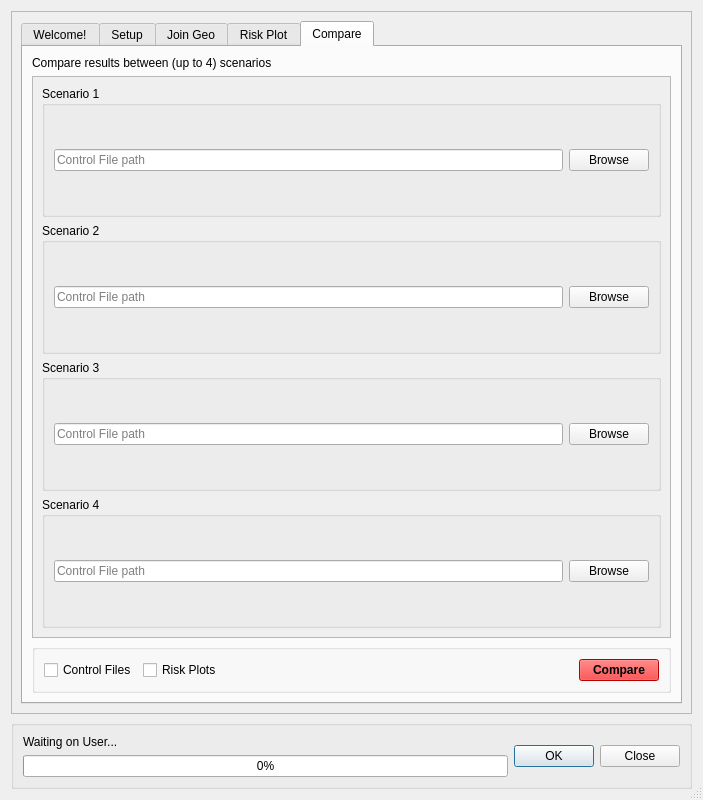
Before: the Qt Designer form canflood/results/results.ui in NRCan/CanFlood, drawn with Qt 5.
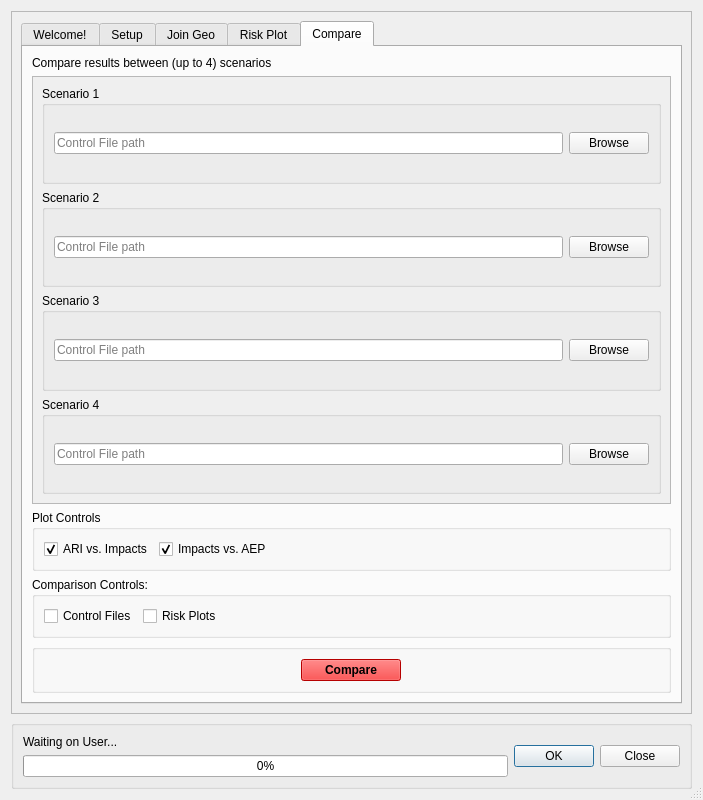
After: the same form once the commit is applied. The open tabs and pages were chosen to show the change. Icons and pictures are not drawn. Custom widgets are drawn as their Qt base class.

What changed in the file:
```diff
--- a/canflood/results/results.ui
+++ b/canflood/results/results.ui
@@ -2313,7 +2313,7 @@
                 <x>0</x>
                 <y>0</y>
                 <width>639</width>
-                <height>568</height>
+                <height>440</height>
                </rect>
               </property>
               <layout class="QVBoxLayout" name="verticalLayout_14">
@@ -2430,11 +2430,57 @@
             </widget>
            </item>
            <item>
-            <widget class="QGroupBox" name="CompareButton">
+            <widget class="QGroupBox" name="groupBox_9">
              <property name="title">
-              <string/>
+              <string>Plot Controls</string>
              </property>
-             <layout class="QHBoxLayout" name="horizontalLayout_7">
+             <layout class="QVBoxLayout" name="verticalLayout_16">
+              <item>
+               <layout class="QHBoxLayout" name="horizontalLayout_11">
+                <item>
+                 <widget class="QCheckBox" name="checkBox_C_ari">
+                  <property name="text">
+                   <string>ARI vs. Impacts</string>
+                  </property>
+                  <property name="checked">
+                   <bool>true</bool>
+                  </property>
+                 </widget>
+                </item>
+                <item>
+                 <widget class="QCheckBox" name="checkBox_C_aep">
+                  <property name="text">
+                   <string>Impacts vs. AEP</string>
+                  </property>
+                  <property name="checked">
+                   <bool>true</bool>
+                  </property>
+                 </widget>
+                </item>
+                <item>
+                 <spacer name="horizontalSpacer_5">
+                  <property name="orientation">
+                   <enum>Qt::Horizontal</enum>
+                  </property>
+                  <property name="sizeHint" stdset="0">
+                   <size>
+                    <width>40</width>
+                    <height>20</height>
+                   </size>
+                  </property>
+                 </spacer>
+                </item>
+               </layout>
+              </item>
+             </layout>
+            </widget>
+           </item>
+           <item>
+            <widget class="QGroupBox" name="groupBox_8">
+             <property name="title">
+              <string>Comparison Controls:</string>
+             </property>
+             <layout class="QVBoxLayout" name="verticalLayout_15">
               <item>
                <layout class="QHBoxLayout" name="horizontalLayout_6">
                 <item>
@@ -2475,8 +2521,6 @@
                   </property>
                  </widget>
                 </item>
-               </layout>
-              </item>
               <item>
                <spacer name="horizontalSpacer_3">
                 <property name="orientation">
@@ -2490,6 +2534,17 @@
                 </property>
                </spacer>
               </item>
+               </layout>
+              </item>
+             </layout>
+            </widget>
+           </item>
+           <item>
+            <widget class="QGroupBox" name="CompareButton">
+             <property name="title">
+              <string/>
+             </property>
+             <layout class="QHBoxLayout" name="horizontalLayout_7">
               <item>
                <widget class="QPushButton" name="pushButton_C_compare">
                 <property name="maximumSize">
```
Lines whose indentation alone changed are shown as unchanged.
